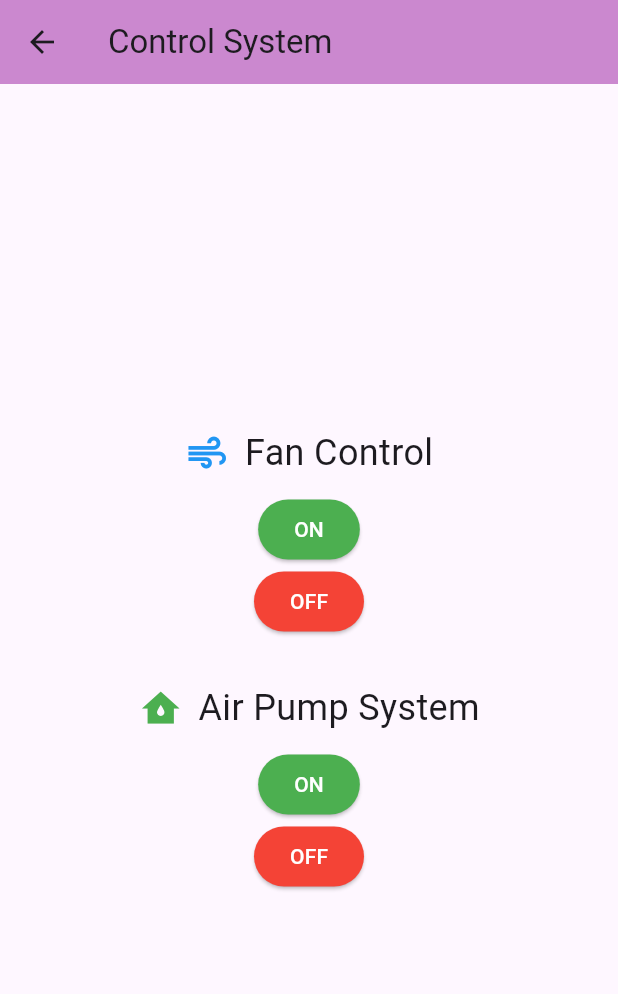
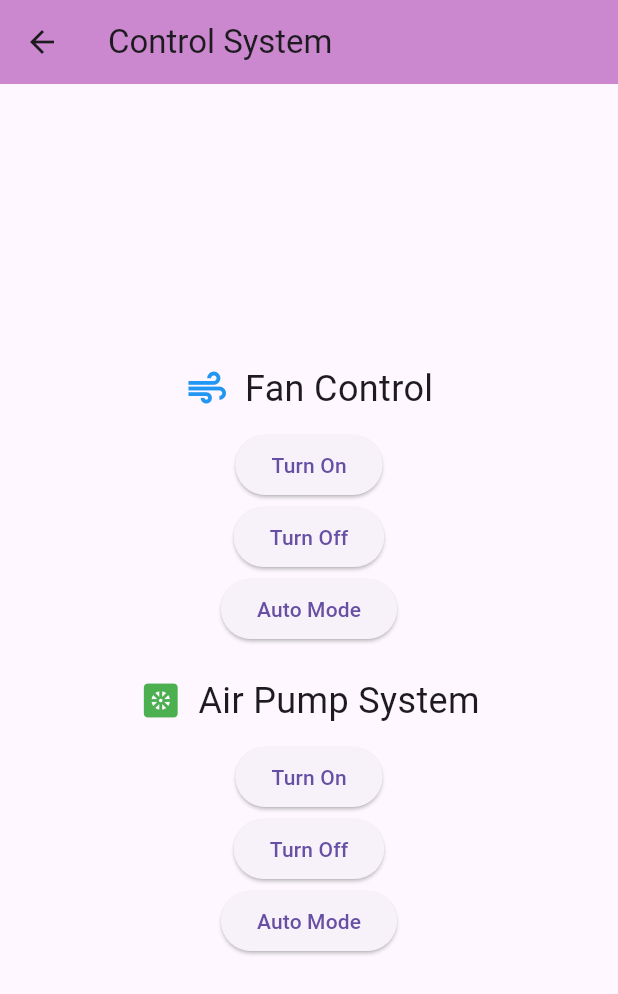
Before and after one commit to ahmadmourad/Smart-Cooling-System-IoT-Final-Project, a Flutter app: the FanControlScreen screen opened by its route, on a phone screen of 412 x 824 dp. Shown: the top 994 px of the screen. Run offline on Flutter 3.47's test engine with Material 3 defaults, Android fonts, the phone set to English and light mode, and no system bars; our stand-ins replace cloud_firestore, firebase_auth, firebase_core, syncfusion_flutter_charts; missing offline and left inert: mqtt_client; accounts and stored records are empty.

Commit message:
Added AUTO option

```diff
--- a/flutter_app/lib/FanControlScreen.dart
+++ b/flutter_app/lib/FanControlScreen.dart
@@ -6,8 +6,8 @@ class FanControlScreen extends StatelessWidget {
 
   FanControlScreen({required this.mqttClientWrapper});
 
-  void _toggleDevice(String device, bool turnOn) {
-    mqttClientWrapper.publishMessage('esp32/$device', turnOn ? 'ON' : 'OFF');
+  void _toggleDevice(String device, String message) {
+    mqttClientWrapper.publishMessage('esp32/$device', message);
   }
 
   @override
@@ -18,12 +18,9 @@ class FanControlScreen extends StatelessWidget {
         backgroundColor: Color.fromARGB(124, 150, 18, 157),
       ),
       body: Center(
-        child: Padding(
-          padding: const EdgeInsets.all(16.0),
         child: Column(
           mainAxisAlignment: MainAxisAlignment.center,
           children: [
-              // Fan Control Section
             Row(
               mainAxisAlignment: MainAxisAlignment.center,
               children: [
@@ -37,32 +34,30 @@ class FanControlScreen extends StatelessWidget {
             ),
             SizedBox(height: 10),
             ElevatedButton(
-                onPressed: () => _toggleDevice('fan1', true),
-                style: ElevatedButton.styleFrom(
-                  backgroundColor: Colors.green, // Green color for ON
-                ),
-                child: Text(
-                  'ON',
-                  style: TextStyle(color: Colors.white), // Text color for ON
-                ),
+              onPressed: () {
+                _toggleDevice('fan1', 'ON');
+              },
+              child: Text('Turn On'),
             ),
             ElevatedButton(
-                onPressed: () => _toggleDevice('fan1', false),
-                style: ElevatedButton.styleFrom(
-                  backgroundColor: Colors.red, // Red color for OFF
+              onPressed: () {
+                _toggleDevice('fan1', 'OFF');
+              },
+              child: Text('Turn Off'),
             ),
-                child: Text(
-                  'OFF',
-                  style: TextStyle(color: Colors.white), // Text color for OFF
+            ElevatedButton(
+              onPressed: () {
+                _toggleDevice('fan1', 'AUTO');
+              },
+              child: Text('Auto Mode'),
             ),
-              ),
-              SizedBox(height: 30), // Space between sections
+            SizedBox(height: 20), // add some space between sections
 
             // Air Pump System Section
             Row(
               mainAxisAlignment: MainAxisAlignment.center,
               children: [
-                  Icon(Icons.water_damage, size: 30, color: Colors.green),
+                Icon(Icons.heat_pump, size: 30, color: Colors.green),
                 SizedBox(width: 10),
                 Text(
                   'Air Pump System',
@@ -72,27 +67,24 @@ class FanControlScreen extends StatelessWidget {
             ),
             SizedBox(height: 10),
             ElevatedButton(
-                onPressed: () => _toggleDevice('airPump', true),
-                style: ElevatedButton.styleFrom(
-                  backgroundColor: Colors.green, // Green color for ON
-                ),
-                child: Text(
-                  'ON',
-                  style: TextStyle(color: Colors.white), // Text color for ON
-                ),
+              onPressed: () {
+                _toggleDevice('airPump', 'ON');
+              },
+              child: Text('Turn On'),
             ),
             ElevatedButton(
-                onPressed: () => _toggleDevice('airPump', false),
-                style: ElevatedButton.styleFrom(
-                  backgroundColor: Colors.red, // Red color for OFF
+              onPressed: () {
+                _toggleDevice('airPump', 'OFF');
+              },
+              child: Text('Turn Off'),
             ),
-                child: Text(
-                  'OFF',
-                  style: TextStyle(color: Colors.white), // Text color for OFF
-                ),
+            ElevatedButton(
+              onPressed: () {
+                _toggleDevice('airPump', 'AUTO');
+              },
+              child: Text('Auto Mode'),
             ),
           ],
-          ),
         ),
       ),
     );
```
Lines whose indentation alone changed are shown as unchanged.
